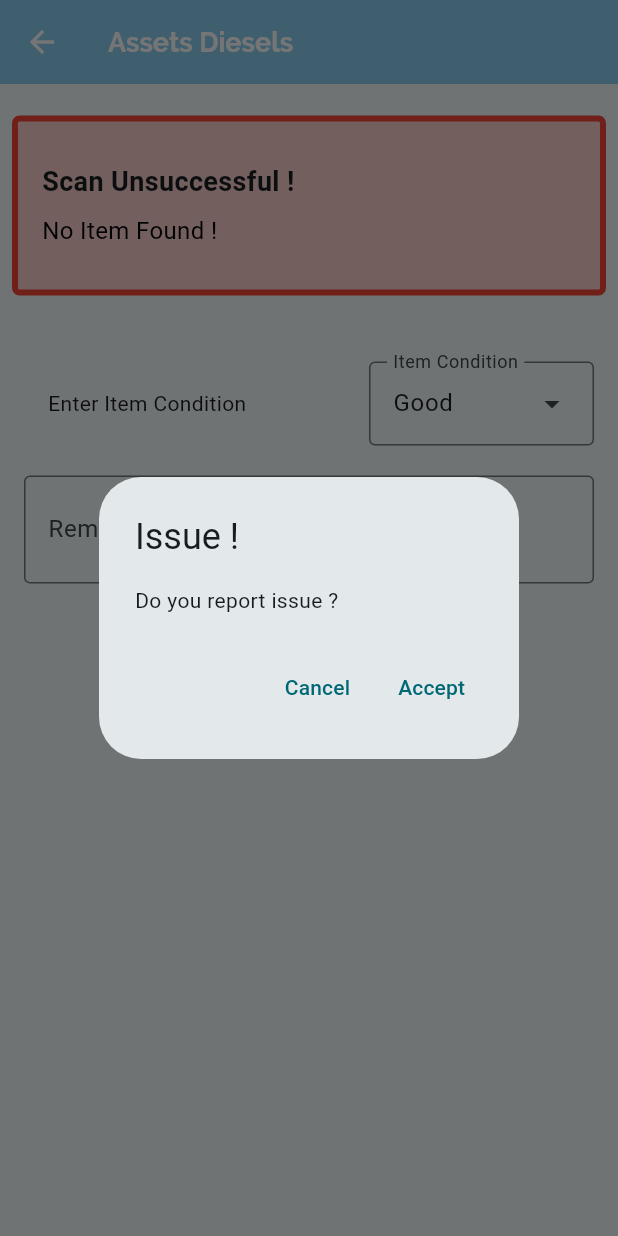
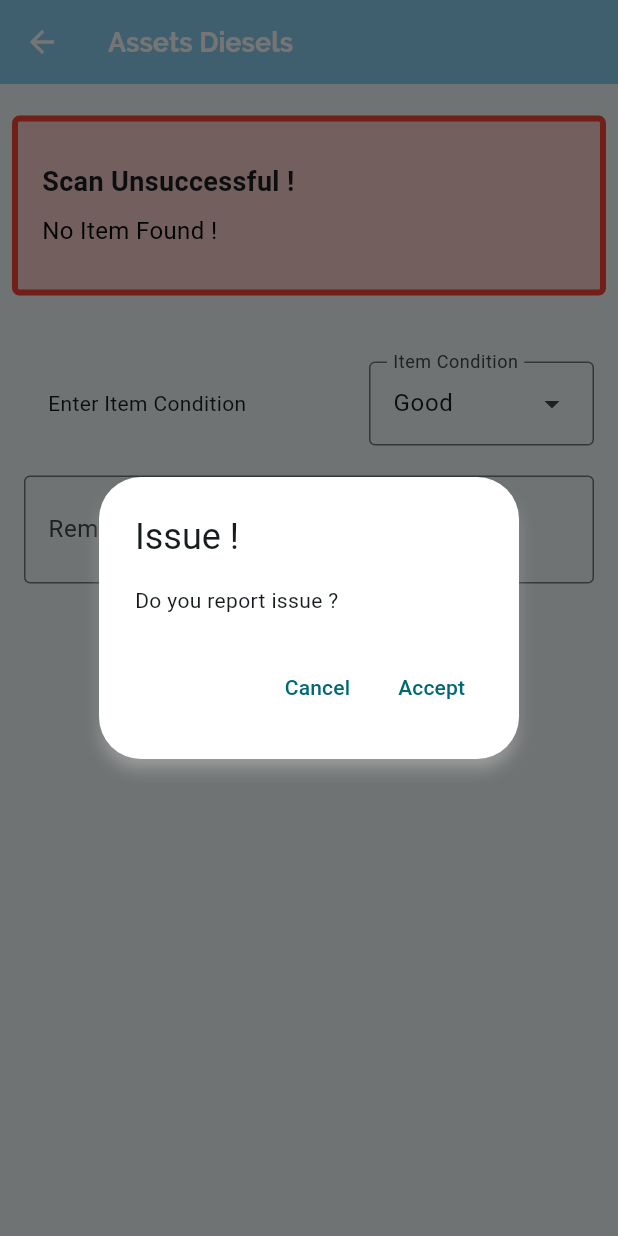
Before and after one commit to avishka-sathyanjana/flutter_scanner, a Flutter app: the ResultPage screen opened directly with empty values, after a tap on "Good", after a tap on the "arrow drop up" icon, after a tap on "Report", on a phone screen of 412 x 824 dp. Run offline on Flutter 3.47's test engine with Material 3 defaults, Android fonts, the phone set to English and light mode, and no system bars; our stand-ins replace cloud_firestore, firebase_auth, firebase_core; missing offline and left inert: mobile_scanner; accounts and stored records are empty.

Commit message:
fix:mobile phone back button

```diff
--- a/lib/data_validations/dilog_massage.dart
+++ b/lib/data_validations/dilog_massage.dart
@@ -1,4 +1,5 @@
 import 'package:flutter/material.dart';
+import 'package:flutter_mobile_barcode_qrcode_scanner/style_varible/style_screen.dart';
 bool dilogState=false;
 Future<void> showConfirmationDialog(BuildContext context,String head,String massage) async {
   return showDialog<void>(
@@ -6,6 +7,9 @@ Future<void> showConfirmationDialog(BuildContext context,String head,String mass
     builder: (BuildContext context) {
       // return an AlertDialog
       return AlertDialog(
+        backgroundColor:Colors.white,
+        elevation: 4,
+        shadowColor: Colors.white,
         title: Text(head),
         content: Text(massage),
         actions: <Widget>[
--- a/lib/widget/drawer.dart
+++ b/lib/widget/drawer.dart
@@ -50,7 +50,8 @@ class _DrawerScreenState extends State<DrawerScreen> {
     if(await AuthService().isLoginCheck()) {
       setState(() {
         AuthService().logOut();
-        Navigator.pushNamed(context, "/");
+      // Navigator.pushNamed(context, "/");
+        Navigator.pushReplacementNamed(context, "/");
 
       });
     }
```
Also changed, not shown: lib/screen/dash_bord_screen.dart (+15 -1 lines).
